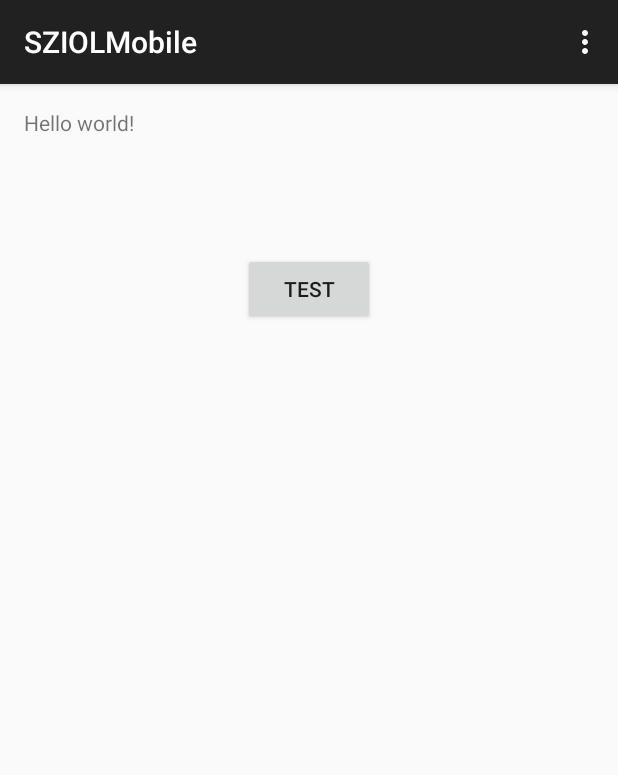
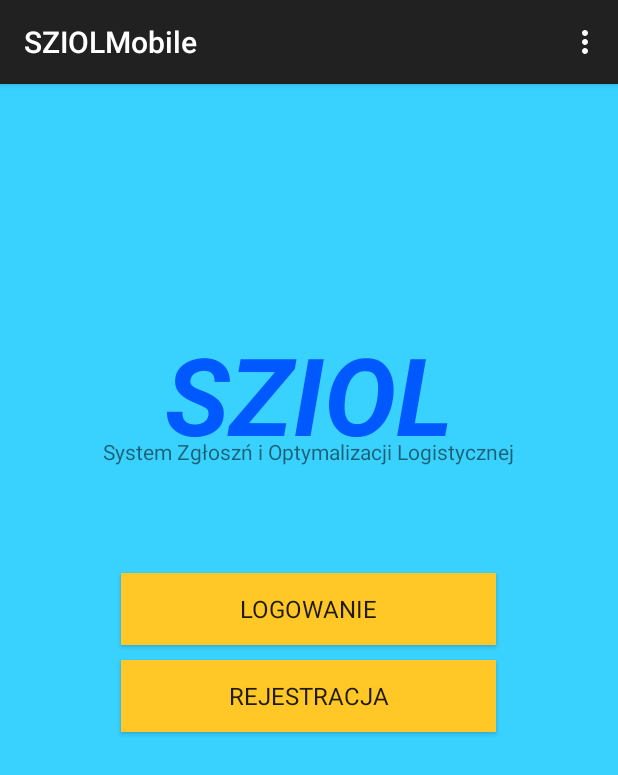
Before and after one commit to piotrowskislawomir/SZIOL, an Android app: the screen it shows after launch (MainActivity), on a phone screen of 412 x 824 dp. Shown: the top 775 px of the screen. Run offline under Robolectric (Android 15) with nearby library versions, the phone set to English and light mode, and no system bars.

Commit message:
Log & Reg forms
actywności logowania i rejestracji

```diff
--- a/app/src/main/res/layout/activity_main.xml
+++ b/app/src/main/res/layout/activity_main.xml
@@ -3,20 +3,70 @@
     android:layout_height="match_parent" android:paddingLeft="@dimen/activity_horizontal_margin"
     android:paddingRight="@dimen/activity_horizontal_margin"
     android:paddingTop="@dimen/activity_vertical_margin"
-    android:paddingBottom="@dimen/activity_vertical_margin" tools:context=".MainActivity">
-
-    <TextView android:text="@string/hello_world" android:layout_width="wrap_content"
-        android:layout_height="wrap_content"
-        android:id="@+id/textView" />
+    android:paddingBottom="@dimen/activity_vertical_margin" tools:context=".MainActivity"
+    android:background="#ff39d2ff">
 
     <Button
         android:layout_width="wrap_content"
         android:layout_height="wrap_content"
         android:text="Test"
         android:id="@+id/button"
-        android:layout_below="@+id/textView"
+        android:onClick="buttonClicked"
+        android:layout_alignParentBottom="true"
+        android:layout_alignParentRight="true"
+        android:layout_alignParentEnd="true"
+        android:visibility="invisible" />
+
+    <LinearLayout
+        android:orientation="vertical"
+        android:layout_width="fill_parent"
+        android:layout_height="fill_parent"
+        android:layout_alignParentLeft="true"
+        android:layout_alignParentStart="true"
+        android:layout_marginTop="300dp">
+
+        <Button
+            android:layout_width="250dp"
+            android:layout_height="wrap_content"
+            android:text="Logowanie"
+            android:id="@+id/button2"
+            android:layout_gravity="center_horizontal"
+            android:background="#ffffc826"
+            android:layout_marginTop="10dp"
+            style="@style/Base.TextAppearance.AppCompat.Light.Widget.PopupMenu.Large"
+            android:onClick="buttonLogOnClick" />
+
+        <Button
+            android:layout_width="250dp"
+            android:layout_height="wrap_content"
+            android:text="Rejestracja"
+            android:id="@+id/button3"
+            android:layout_gravity="center_horizontal"
+            android:background="#ffffc826"
+            android:layout_marginTop="10dp"
+            style="@style/Base.TextAppearance.AppCompat.Light.Widget.PopupMenu.Large"
+            android:onClick="buttonRegOnClick" />
+    </LinearLayout>
+
+    <TextView
+        android:layout_width="wrap_content"
+        android:layout_height="wrap_content"
+        android:textAppearance="?android:attr/textAppearanceLarge"
+        android:text="SZIOL"
+        android:id="@+id/textView2"
+        android:layout_marginTop="142dp"
+        android:textSize="72dp"
         android:layout_centerHorizontal="true"
-        android:layout_marginTop="77dp"
-        android:onClick="buttonClicked"/>
+        android:textColor="#ff0058ff"
+        android:textStyle="bold|italic" />
+
+    <TextView
+        android:layout_width="wrap_content"
+        android:layout_height="wrap_content"
+        android:textAppearance="?android:attr/textAppearanceSmall"
+        android:text="System Zgłoszń i Optymalizacji Logistycznej"
+        android:id="@+id/textView"
+        android:layout_alignBottom="@+id/textView2"
+        android:layout_centerHorizontal="true" />
 
 </RelativeLayout>
```
Also changed, not shown: app/src/main/AndroidManifest.xml (+14 -0 lines), app/src/main/java/com/example/slawek/sziolmobile/MainActivity.java (+15 -0 lines), app/src/main/java/com/example/slawek/sziolmobile/UserLog.java (added, +63 -0 lines), app/src/main/java/com/example/slawek/sziolmobile/UserReg.java (added, +15 -0 lines), app/src/main/res/layout/activity_log.xml (added, +65 -0 lines), app/src/main/res/layout/activity_reg.xml (added, +102 -0 lines), 3 other files.
